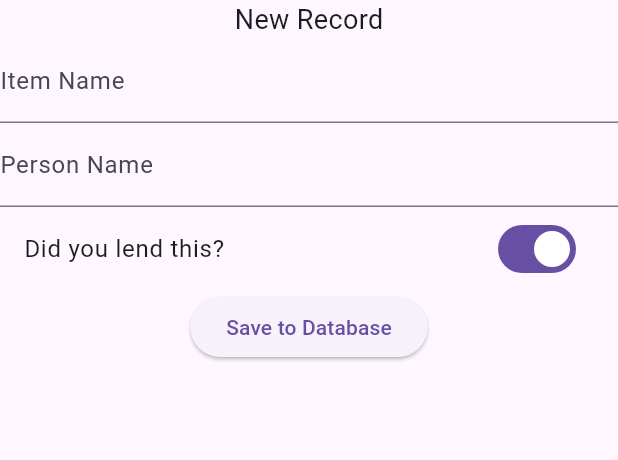
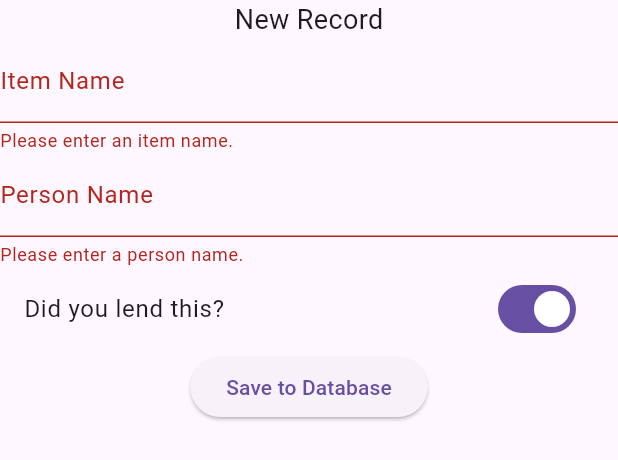
Before and after one commit to l0rdzxwn/borrow-tracker-app, a Flutter app: the BorrowForm widget shown alone on an empty page, opened directly, after a tap on "Save to Database", on a phone screen of 412 x 824 dp. Shown: the top 460 px of the screen. Run offline on Flutter 3.47's test engine with Material 3 defaults, Android fonts, the phone set to English and light mode, and no system bars; our stand-ins replace cloud_firestore, firebase_auth, firebase_core, flutter_spinkit; accounts and stored records are empty; network calls fail.

Commit message:
feat(database): added insert records logic

```diff
--- /dev/null
+++ b/lib/models/UserData.dart
@@ -0,0 +1,15 @@
+class UserData {
+
+  final String uid;
+  final String itemName;
+  final String personName;
+  final bool lendStatus;
+
+  UserData({
+    required this.uid,
+    required this.itemName,
+    required this.personName,
+    required this.lendStatus
+  });
+
+}
--- a/lib/screens/home/BorrowForm.dart
+++ b/lib/screens/home/BorrowForm.dart
@@ -1,4 +1,9 @@
+import 'package:borrow_tracker/models/FirebaseUser.dart';
+import 'package:borrow_tracker/models/UserData.dart';
+import 'package:borrow_tracker/services/database.dart';
+import 'package:borrow_tracker/screens/extras/Loading.dart';
 import 'package:flutter/material.dart';
+import 'package:provider/provider.dart';
 
 class BorrowForm extends StatefulWidget {
   @override
@@ -7,12 +12,13 @@ class BorrowForm extends StatefulWidget {
 
 class _BorrowFormState extends State<BorrowForm> {
   final _formKey = GlobalKey<FormState>();
-  String? _item;
-  String? _person;
+  String _item = '';
+  String _person = '';
   bool _isLent = true;
 
   @override
   Widget build(BuildContext context) {
+
     return Form(
       key: _formKey,
       child: Column(
@@ -20,10 +26,12 @@ class _BorrowFormState extends State<BorrowForm> {
           Text('New Record', style: TextStyle(fontSize: 18.0)),
           TextFormField(
             decoration: InputDecoration(labelText: 'Item Name'),
+            validator: (val) => val!.isEmpty ? 'Please enter an item name.' : null,
             onChanged: (val) => setState(() => _item = val),
           ),
           TextFormField(
             decoration: InputDecoration(labelText: 'Person Name'),
+            validator: (val) => val!.isEmpty ? 'Please enter a person name.' : null,
             onChanged: (val) => setState(() => _person = val),
           ),
           SwitchListTile(
@@ -33,8 +41,10 @@ class _BorrowFormState extends State<BorrowForm> {
           ),
           ElevatedButton(
             child: Text('Save to Database'),
-            onPressed: () {
-              // BACKEND TASK: Use your updateData(item, person, isLent)
+            onPressed: () async{
+              if(_formKey.currentState!.validate()){
+                await DatabaseServices().insertRecord(_person,_item);
+              }
             },
           )
         ],
--- /dev/null
+++ b/lib/services/database.dart
@@ -0,0 +1,32 @@
+import 'package:borrow_tracker/models/UserData.dart';
+import 'package:cloud_firestore/cloud_firestore.dart';
+import 'package:firebase_auth/firebase_auth.dart';
+
+class DatabaseServices{
+
+  final String? uid;
+  DatabaseServices({this.uid});
+
+  final CollectionReference collection = FirebaseFirestore.instance.collection('itemsDB');
+
+  Future insertRecord(String name, String item) async{
+    final User? user = FirebaseAuth.instance.currentUser;
+
+    return await collection.add({
+        'uid': user?.uid,
+        'item-name': item,
+        'person-name': name,
+        'lend-status': false
+
+    });
+  }
+
+  UserData _getData(DocumentSnapshot snapshot){
+    var data = snapshot.data() as Map<String,dynamic>;
+    return UserData(uid: uid ?? '', itemName: data['item-name'], personName: data['person-name'], lendStatus: data['lend-status']);
+  }
+
+  Stream<UserData> get userData {
+    return collection.doc(uid).snapshots().map(_getData);
+  }
+}
```
Also changed, not shown: lib/screens/authenticate/sign_in.dart (+6 -2 lines), lib/screens/authenticate/sign_up.dart (+6 -2 lines).
